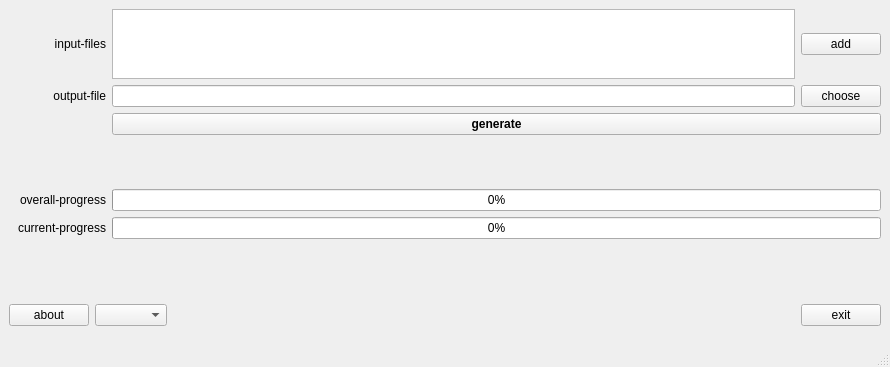
Old version of the form augmented_sim/gui/main.ui in the repository Recovida/augmented-sim.
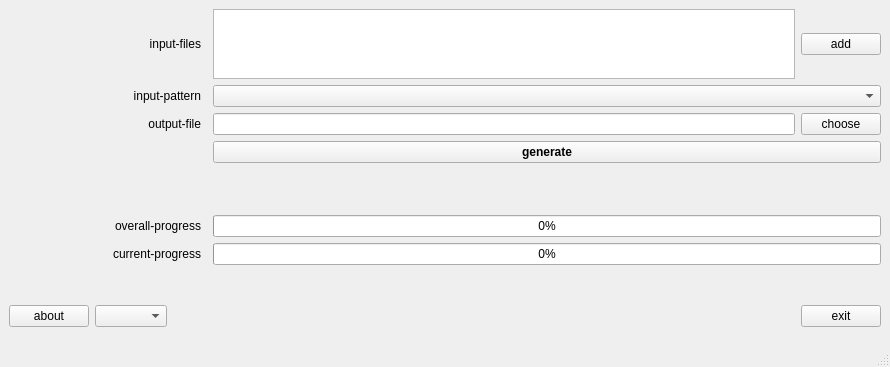
New version of the form. Icons and pictures are not drawn.

What changed in the file:
```diff
--- a/augmented_sim/gui/main.ui
+++ b/augmented_sim/gui/main.ui
@@ -23,135 +23,11 @@
    <locale language="Portuguese" country="Brazil"/>
   </property>
   <widget class="QWidget" name="centralwidget">
-   <layout class="QGridLayout" name="gridLayout" rowstretch="4,0,0,0,0,0,0,0,0,0,0" columnstretch="1,4,3,0">
-    <item row="2" column="1" colspan="3">
-     <widget class="QPushButton" name="btn_execute">
-      <property name="font">
-       <font>
-        <weight>75</weight>
-        <bold>true</bold>
-       </font>
-      </property>
-      <property name="text">
-       <string>generate</string>
-      </property>
-     </widget>
-    </item>
-    <item row="0" column="1" colspan="2">
-     <widget class="QListWidget" name="list_infile1">
-      <property name="sizePolicy">
-       <sizepolicy hsizetype="Expanding" vsizetype="Preferred">
-        <horstretch>0</horstretch>
-        <verstretch>0</verstretch>
-       </sizepolicy>
-      </property>
-      <property name="dragDropMode">
-       <enum>QAbstractItemView::InternalMove</enum>
-      </property>
-     </widget>
-    </item>
-    <item row="6" column="1" colspan="3">
-     <widget class="QProgressBar" name="pbar_current">
-      <property name="value">
-       <number>0</number>
-      </property>
-     </widget>
-    </item>
-    <item row="3" column="0" colspan="4">
-     <widget class="QLabel" name="label_msg">
-      <property name="sizePolicy">
-       <sizepolicy hsizetype="Preferred" vsizetype="Preferred">
-        <horstretch>0</horstretch>
-        <verstretch>0</verstretch>
-       </sizepolicy>
-      </property>
-      <property name="minimumSize">
-       <size>
-        <width>0</width>
-        <height>40</height>
-       </size>
-      </property>
-      <property name="font">
-       <font>
-        <weight>75</weight>
-        <bold>true</bold>
-       </font>
-      </property>
-      <property name="text">
-       <string/>
-      </property>
-      <property name="alignment">
-       <set>Qt::AlignCenter</set>
-      </property>
-     </widget>
-    </item>
-    <item row="0" column="3">
-     <widget class="QPushButton" name="btn_file1">
-      <property name="sizePolicy">
-       <sizepolicy hsizetype="Preferred" vsizetype="Fixed">
-        <horstretch>0</horstretch>
-        <verstretch>0</verstretch>
-       </sizepolicy>
-      </property>
-      <property name="maximumSize">
-       <size>
-        <width>100</width>
-        <height>16777215</height>
-       </size>
-      </property>
-      <property name="text">
-       <string>add</string>
-      </property>
-      <property name="icon">
-       <iconset theme="list-add">
-        <normaloff>.</normaloff>.</iconset>
-      </property>
-     </widget>
-    </item>
-    <item row="1" column="1" colspan="2">
+   <layout class="QGridLayout" name="gridLayout" rowstretch="4,0,0,0,0,0,0,0,0,0,0,0" columnstretch="1,0,3,0,0">
+    <item row="2" column="2" colspan="2">
      <widget class="QLineEdit" name="edit_outfile1"/>
     </item>
-    <item row="4" column="0">
-     <widget class="QLabel" name="label_overall_progress">
-      <property name="text">
-       <string>overall-progress</string>
-      </property>
-      <property name="alignment">
-       <set>Qt::AlignRight|Qt::AlignTrailing|Qt::AlignVCenter</set>
-      </property>
-     </widget>
-    </item>
-    <item row="6" column="0">
-     <widget class="QLabel" name="label_current_progress">
-      <property name="text">
-       <string>current-progress</string>
-      </property>
-      <property name="alignment">
-       <set>Qt::AlignRight|Qt::AlignTrailing|Qt::AlignVCenter</set>
-      </property>
-     </widget>
-    </item>
-    <item row="9" column="1" colspan="3">
-     <widget class="QLabel" name="label_current_file">
-      <property name="text">
-       <string/>
-      </property>
-      <property name="alignment">
-       <set>Qt::AlignRight|Qt::AlignTrailing|Qt::AlignVCenter</set>
-      </property>
-     </widget>
-    </item>
-    <item row="0" column="0">
-     <widget class="QLabel" name="label_file1">
-      <property name="text">
-       <string extracomment="input-files" id="input-files">input-files</string>
-      </property>
-      <property name="alignment">
-       <set>Qt::AlignRight|Qt::AlignTrailing|Qt::AlignVCenter</set>
-      </property>
-     </widget>
-    </item>
-    <item row="1" column="0">
+    <item row="2" column="0">
      <widget class="QLabel" name="label_outfile1">
       <property name="text">
        <string>output-file</string>
@@ -161,37 +37,7 @@
       </property>
      </widget>
     </item>
-    <item row="1" column="3">
-     <widget class="QPushButton" name="btn_outfile1">
-      <property name="sizePolicy">
-       <sizepolicy hsizetype="Preferred" vsizetype="Fixed">
-        <horstretch>0</horstretch>
-        <verstretch>0</verstretch>
-       </sizepolicy>
-      </property>
-      <property name="maximumSize">
-       <size>
-        <width>100</width>
-        <height>16777215</height>
-       </size>
-      </property>
-      <property name="text">
-       <string>choose</string>
-      </property>
-      <property name="icon">
-       <iconset theme="document-export">
-        <normaloff>.</normaloff>.</iconset>
-      </property>
-     </widget>
-    </item>
-    <item row="4" column="1" colspan="3">
-     <widget class="QProgressBar" name="pbar_overall">
-      <property name="value">
-       <number>0</number>
-      </property>
-     </widget>
-    </item>
-    <item row="10" column="0" colspan="4">
+    <item row="11" column="0" colspan="5">
      <widget class="QWidget" name="widget" native="true">
       <layout class="QHBoxLayout" name="horizontalLayout">
        <property name="leftMargin">
@@ -241,6 +87,176 @@
       </layout>
      </widget>
     </item>
+    <item row="0" column="0">
+     <widget class="QLabel" name="label_file1">
+      <property name="text">
+       <string extracomment="input-files" id="input-files">input-files</string>
+      </property>
+      <property name="alignment">
+       <set>Qt::AlignRight|Qt::AlignTrailing|Qt::AlignVCenter</set>
+      </property>
+     </widget>
+    </item>
+    <item row="0" column="4">
+     <widget class="QPushButton" name="btn_file1">
+      <property name="sizePolicy">
+       <sizepolicy hsizetype="Preferred" vsizetype="Fixed">
+        <horstretch>0</horstretch>
+        <verstretch>0</verstretch>
+       </sizepolicy>
+      </property>
+      <property name="maximumSize">
+       <size>
+        <width>100</width>
+        <height>16777215</height>
+       </size>
+      </property>
+      <property name="text">
+       <string>add</string>
+      </property>
+      <property name="icon">
+       <iconset theme="list-add">
+        <normaloff>.</normaloff>.</iconset>
+      </property>
+     </widget>
+    </item>
+    <item row="7" column="2" colspan="3">
+     <widget class="QProgressBar" name="pbar_current">
+      <property name="value">
+       <number>0</number>
+      </property>
+     </widget>
+    </item>
+    <item row="1" column="0">
+     <widget class="QLabel" name="label_input_pattern">
+      <property name="layoutDirection">
+       <enum>Qt::LeftToRight</enum>
+      </property>
+      <property name="text">
+       <string>input-pattern</string>
+      </property>
+      <property name="alignment">
+       <set>Qt::AlignRight|Qt::AlignTrailing|Qt::AlignVCenter</set>
+      </property>
+     </widget>
+    </item>
+    <item row="4" column="0" colspan="5">
+     <widget class="QLabel" name="label_msg">
+      <property name="sizePolicy">
+       <sizepolicy hsizetype="Preferred" vsizetype="Preferred">
+        <horstretch>0</horstretch>
+        <verstretch>0</verstretch>
+       </sizepolicy>
+      </property>
+      <property name="minimumSize">
+       <size>
+        <width>0</width>
+        <height>40</height>
+       </size>
+      </property>
+      <property name="font">
+       <font>
+        <weight>75</weight>
+        <bold>true</bold>
+       </font>
+      </property>
+      <property name="text">
+       <string/>
+      </property>
+      <property name="alignment">
+       <set>Qt::AlignCenter</set>
+      </property>
+     </widget>
+    </item>
+    <item row="5" column="2" colspan="3">
+     <widget class="QProgressBar" name="pbar_overall">
+      <property name="value">
+       <number>0</number>
+      </property>
+     </widget>
+    </item>
+    <item row="0" column="2" colspan="2">
+     <widget class="QListWidget" name="list_infile1">
+      <property name="sizePolicy">
+       <sizepolicy hsizetype="Expanding" vsizetype="Preferred">
+        <horstretch>0</horstretch>
+        <verstretch>0</verstretch>
+       </sizepolicy>
+      </property>
+      <property name="dragDropMode">
+       <enum>QAbstractItemView::InternalMove</enum>
+      </property>
+     </widget>
+    </item>
+    <item row="10" column="2" colspan="3">
+     <widget class="QLabel" name="label_current_file">
+      <property name="text">
+       <string/>
+      </property>
+      <property name="alignment">
+       <set>Qt::AlignRight|Qt::AlignTrailing|Qt::AlignVCenter</set>
+      </property>
+     </widget>
+    </item>
+    <item row="7" column="0">
+     <widget class="QLabel" name="label_current_progress">
+      <property name="text">
+       <string>current-progress</string>
+      </property>
+      <property name="alignment">
+       <set>Qt::AlignRight|Qt::AlignTrailing|Qt::AlignVCenter</set>
+      </property>
+     </widget>
+    </item>
+    <item row="2" column="4">
+     <widget class="QPushButton" name="btn_outfile1">
+      <property name="sizePolicy">
+       <sizepolicy hsizetype="Preferred" vsizetype="Fixed">
+        <horstretch>0</horstretch>
+        <verstretch>0</verstretch>
+       </sizepolicy>
+      </property>
+      <property name="maximumSize">
+       <size>
+        <width>100</width>
+        <height>16777215</height>
+       </size>
+      </property>
+      <property name="text">
+       <string>choose</string>
+      </property>
+      <property name="icon">
+       <iconset theme="document-export">
+        <normaloff>.</normaloff>.</iconset>
+      </property>
+     </widget>
+    </item>
+    <item row="5" column="0">
+     <widget class="QLabel" name="label_overall_progress">
+      <property name="text">
+       <string>overall-progress</string>
+      </property>
+      <property name="alignment">
+       <set>Qt::AlignRight|Qt::AlignTrailing|Qt::AlignVCenter</set>
+      </property>
+     </widget>
+    </item>
+    <item row="3" column="2" colspan="3">
+     <widget class="QPushButton" name="btn_execute">
+      <property name="font">
+       <font>
+        <weight>75</weight>
+        <bold>true</bold>
+       </font>
+      </property>
+      <property name="text">
+       <string>generate</string>
+      </property>
+     </widget>
+    </item>
+    <item row="1" column="2" colspan="3">
+     <widget class="QComboBox" name="cbox_input_pattern"/>
+    </item>
    </layout>
   </widget>
   <widget class="QStatusBar" name="statusbar"/>
```
